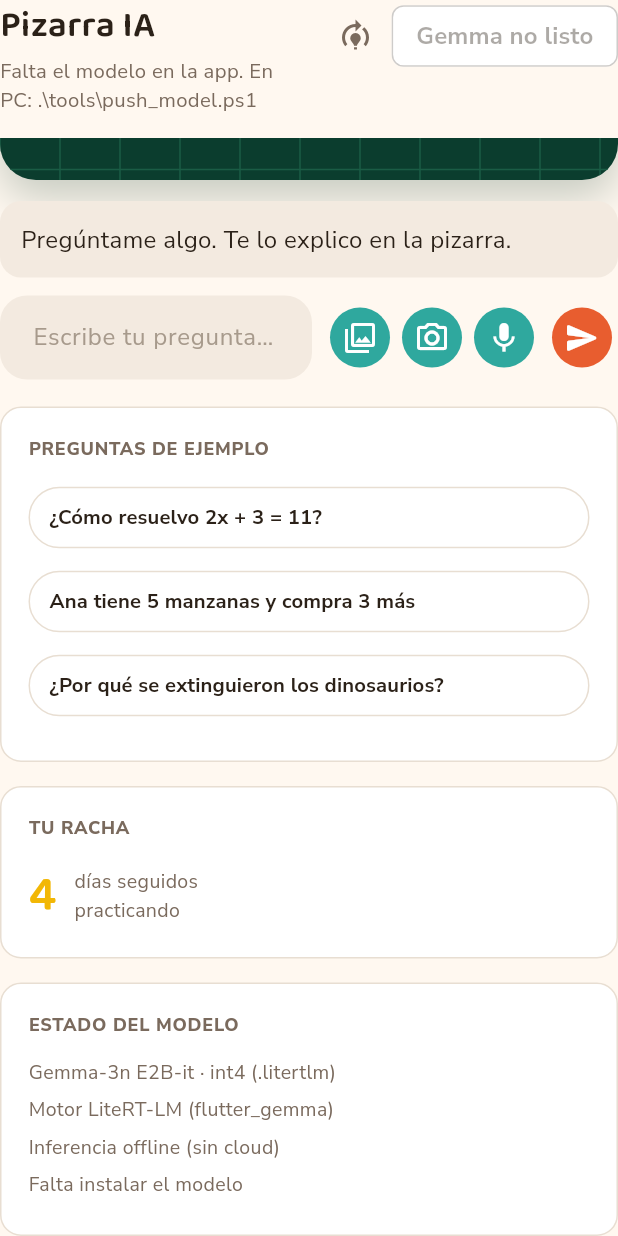
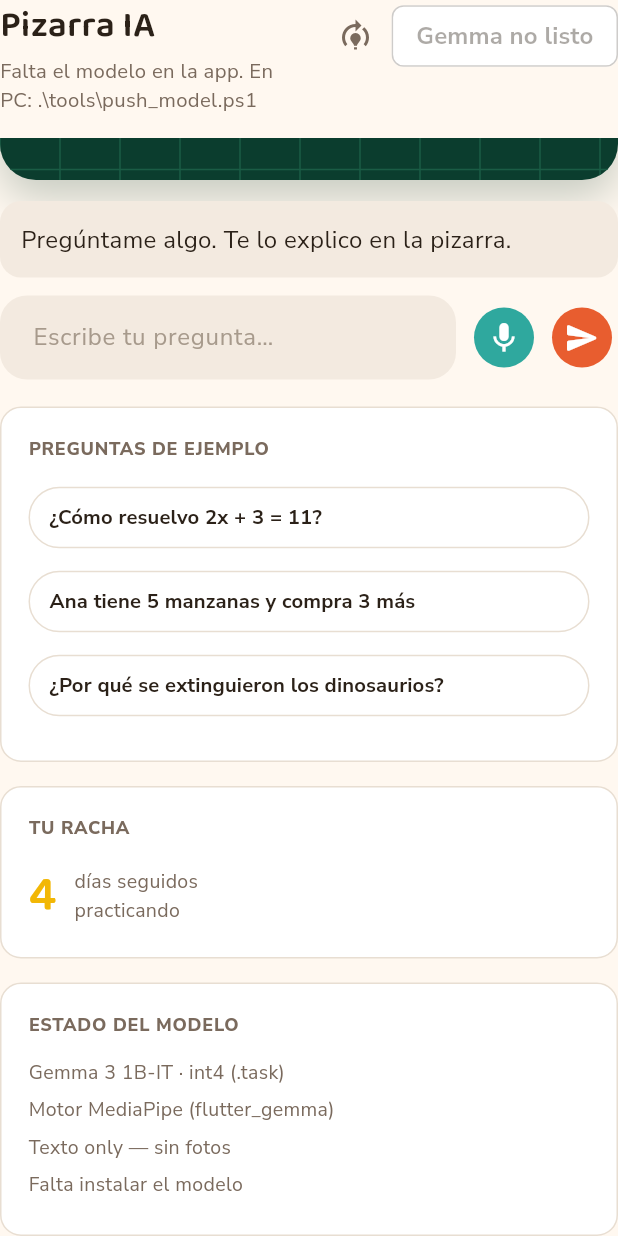
Before and after one commit to JPSanchez69/khipu_ai, a Flutter app: the PizarraScreen widget shown alone on an empty page, opened directly, scrolled down 299 dp, on a phone screen of 412 x 824 dp. Run offline on Flutter 3.47's test engine with Material 3 defaults, Android fonts, the phone set to English and light mode, and no system bars; our stand-ins replace flutter_riverpod, flutter_tts, google_fonts, image_picker, speech_to_text; missing offline and left inert: flutter_gemma, flutter_gemma_mediapipe.

Commit message:
v2 con Gemma 3 1B-IT

```diff
--- a/app/lib/features/lesson/pizarra_screen.dart
+++ b/app/lib/features/lesson/pizarra_screen.dart
@@ -38,9 +38,8 @@ class _PizarraScreenState extends ConsumerState<PizarraScreen> {
 
   Future<void> _submit([String? text]) async {
     final q = (text ?? _controller.text).trim();
-    final hasImage = ref.read(attachedImageProvider) != null;
-    if (q.isEmpty && !hasImage) return;
-    if (q.isNotEmpty) _controller.text = q;
+    if (q.isEmpty) return;
+    _controller.text = q;
     await ref.read(lessonUiProvider.notifier).ask(q);
   }
 
@@ -71,29 +70,6 @@ class _PizarraScreenState extends ConsumerState<PizarraScreen> {
       }
     } finally {
       if (mounted) setState(() => _listening = false);
-    }
-  }
-
-  Future<void> _pickPhoto(bool camera) async {
-    final picker = ref.read(photoPickerProvider);
-    try {
-      final bytes = camera
-          ? await picker.pickFromCamera()
-          : await picker.pickFromGallery();
-      if (bytes != null) {
-        ref.read(attachedImageProvider.notifier).set(bytes);
-      }
-    } catch (e) {
-      if (!mounted) return;
-      ScaffoldMessenger.of(context).showSnackBar(
-        SnackBar(
-          content: Text(
-            camera
-                ? 'No pude usar la cámara'
-                : 'No pude abrir la galería',
-          ),
-        ),
-      );
     }
   }
 
@@ -144,7 +120,7 @@ class _PizarraScreenState extends ConsumerState<PizarraScreen> {
               ListTile(
                 leading: const Icon(Icons.refresh),
                 title: const Text('Reintentar auto-install'),
-                subtitle: const Text('Busca .litertlm en Documents de la app'),
+                subtitle: const Text('Busca .task en Documents de la app'),
                 onTap: () {
                   Navigator.pop(ctx);
                   _retryBootstrap();
@@ -192,7 +168,6 @@ class _PizarraScreenState extends ConsumerState<PizarraScreen> {
     final ui = ref.watch(lessonUiProvider);
     final board = ref.watch(boardStateProvider);
     final cursoContexto = ref.watch(pizarraContextProvider);
-    final attached = ref.watch(attachedImageProvider);
     final installProgress = ref.watch(modelInstallProgressProvider);
     final bootAsync = ref.watch(gemmaBootstrapProvider);
     final bootStatus = bootAsync.asData?.value;
@@ -292,35 +267,6 @@ class _PizarraScreenState extends ConsumerState<PizarraScreen> {
                 ],
               ),
             ),
-            if (attached != null) ...[
-              const SizedBox(height: 10),
-              Row(
-                children: [
-                  ClipRRect(
-                    borderRadius: BorderRadius.circular(KhipuRadius.sm),
-                    child: Image.memory(
-                      attached,
-                      width: 44,
-                      height: 44,
-                      fit: BoxFit.cover,
-                    ),
-                  ),
-                  const SizedBox(width: 8),
-                  Expanded(
-                    child: Text(
-                      'Foto lista (comprimida)',
-                      style: KhipuTextStyles.body.copyWith(fontSize: 13),
-                    ),
-                  ),
-                  IconButton(
-                    onPressed: busy
-                        ? null
-                        : () => ref.read(attachedImageProvider.notifier).clear(),
-                    icon: const Icon(Icons.close, size: 18),
-                  ),
-                ],
-              ),
-            ],
             const SizedBox(height: 12),
             Row(
               children: [
@@ -336,16 +282,6 @@ class _PizarraScreenState extends ConsumerState<PizarraScreen> {
                   ),
                 ),
                 const SizedBox(width: 8),
-                IconButton.filledTonal(
-                  onPressed: busy ? null : () => _pickPhoto(false),
-                  icon: const Icon(Icons.photo_library_outlined),
-                  tooltip: 'Galería',
-                ),
-                IconButton.filledTonal(
-                  onPressed: busy ? null : () => _pickPhoto(true),
-                  icon: const Icon(Icons.photo_camera_outlined),
-                  tooltip: 'Cámara',
-                ),
                 IconButton.filledTonal(
                   onPressed: busy || _listening ? null : _listen,
                   icon: Icon(_listening ? Icons.hearing : Icons.mic),
@@ -521,9 +457,9 @@ class _SidePanel extends ConsumerWidget {
           child: Column(
             crossAxisAlignment: CrossAxisAlignment.start,
             children: [
-              const _ModelStatusLine('Gemma-3n E2B-it · int4 (.litertlm)'),
-              const _ModelStatusLine('Motor LiteRT-LM (flutter_gemma)'),
-              const _ModelStatusLine('Inferencia offline (sin cloud)'),
+              const _ModelStatusLine('Gemma 3 1B-IT · int4 (.task)'),
+              const _ModelStatusLine('Motor MediaPipe (flutter_gemma)'),
+              const _ModelStatusLine('Texto only — sin fotos'),
               _ModelStatusLine(
                 gemmaReady ? 'Modelo activo' : 'Falta instalar el modelo',
               ),
--- a/app/lib/infrastructure/ai/gemma_model_config.dart
+++ b/app/lib/infrastructure/ai/gemma_model_config.dart
@@ -4,23 +4,22 @@ import 'package:flutter_gemma/flutter_gemma.dart';
 class GemmaModelConfig {
   GemmaModelConfig._();
 
-  /// Artefacto Hugging Face (LiteRT-LM).
-  static const repoId = 'google/gemma-3n-E2B-it-litert-lm';
-  static const fileName = 'gemma-3n-E2B-it-int4.litertlm';
+  /// Artefacto Hugging Face (MediaPipe .task).
+  static const repoId = 'litert-community/Gemma3-1B-IT';
+  static const fileName = 'gemma3-1b-it-int4.task';
 
-  /// LiteRT-LM exige este fileType (el default del plugin es `.task`).
-  static const fileType = ModelFileType.litertlm;
+  /// MediaPipe LLM Inference usa .task (no LiteRT-LM).
+  static const fileType = ModelFileType.task;
 
   static const networkUrl =
-      'https://huggingface.co/google/gemma-3n-E2B-it-litert-lm/resolve/main/gemma-3n-E2B-it-int4.litertlm';
+      'https://huggingface.co/litert-community/Gemma3-1B-IT/resolve/main/gemma3-1b-it-int4.task';
 
-  /// Contexto: texto 2048; con imagen 4096 (visión consume tokens).
+  /// Contexto texto (1B no multimodal).
   static const maxTokens = 2048;
-  static const maxTokensWithImage = 4096;
 
   static const maxOutputTokens = 768;
 
+  /// Prep de fotos (galeria/camara); el picker sigue redimensionando.
   static const maxImageSide = 640;
   static const jpegQuality = 75;
-  static const maxNumImages = 1;
 }
--- a/app/lib/infrastructure/ai/gemma_model_installer.dart
+++ b/app/lib/infrastructure/ai/gemma_model_installer.dart
@@ -12,7 +12,7 @@ class GemmaBootstrapCache {
   static GemmaStatus? last;
 }
 
-/// MVP: registra el .litertlm desde Documents (app_flutter) para flutter_gemma.
+/// Registra el .task desde Documents (app_flutter) para flutter_gemma / MediaPipe.
 ///
 /// El archivo debe estar en Documents de la app (propiedad de la app).
 /// Usar: `.\tools\push_model.ps1` (run-as → app_flutter).
@@ -56,7 +56,7 @@ class GemmaModelInstaller {
     return null;
   }
 
-  /// Registra el modelo en flutter_gemma (FileSource, fileType litertlm).
+  /// Registra el modelo en flutter_gemma (FileSource, fileType task).
   Future<GemmaStatus> ensureModelInstalled({
     void Function(int progress)? onProgress,
   }) async {
@@ -83,7 +83,7 @@ class GemmaModelInstaller {
         return const GemmaFailed('Registro falló (hasActiveModel=false)');
       }
       // ignore: avoid_print
-      print('Khipu: flutter_gemma listo (fileType=litertlm)');
+      print('Khipu: flutter_gemma listo (fileType=task / MediaPipe)');
       return const GemmaReady();
     } catch (e) {
       // ignore: avoid_print
--- a/app/lib/main.dart
+++ b/app/lib/main.dart
@@ -1,7 +1,7 @@
 import 'package:flutter/foundation.dart';
 import 'package:flutter/material.dart';
 import 'package:flutter_gemma/flutter_gemma.dart';
-import 'package:flutter_gemma_litertlm/flutter_gemma_litertlm.dart';
+import 'package:flutter_gemma_mediapipe/flutter_gemma_mediapipe.dart';
 import 'package:flutter_riverpod/flutter_riverpod.dart';
 
 import 'core/di/navigation_providers.dart';
@@ -15,9 +15,9 @@ Future<void> main() async {
   if (kDebugMode) {
     FlutterGemma.logLevel = GemmaLogLevel.verbose;
   }
-  // Init plugin; el registro del .litertlm lo hace gemmaBootstrapProvider.
+  // Init plugin; el registro del .task lo hace gemmaBootstrapProvider.
   await FlutterGemma.initialize(
-    inferenceEngines: [LiteRtLmEngine()],
+    inferenceEngines: [MediaPipeEngine()],
   );
 
   runApp(const ProviderScope(child: KhipuApp()));
--- a/app/pubspec.yaml
+++ b/app/pubspec.yaml
@@ -41,7 +41,7 @@ dependencies:
   speech_to_text: ^7.4.0
   collection: ^1.19.1
   flutter_gemma: ^1.4.2
-  flutter_gemma_litertlm: ^1.3.1
+  flutter_gemma_mediapipe: 1.0.4
   image_picker: ^1.2.3
   image: ^4.9.1
   path_provider: ^2.1.6
```
Also changed, not shown: app/lib/core/di/providers.dart (+7 -12 lines), app/lib/infrastructure/ai/gemma_teacher_ai.dart (+19 -33 lines), app/pubspec.lock, 9 other files.
